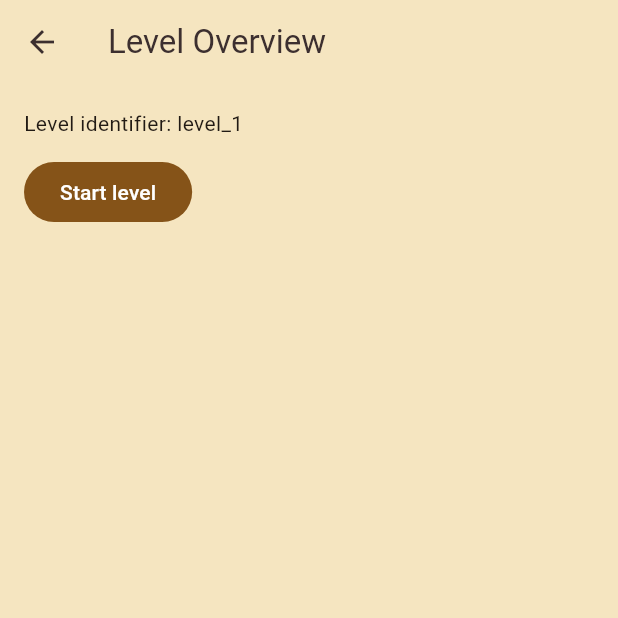
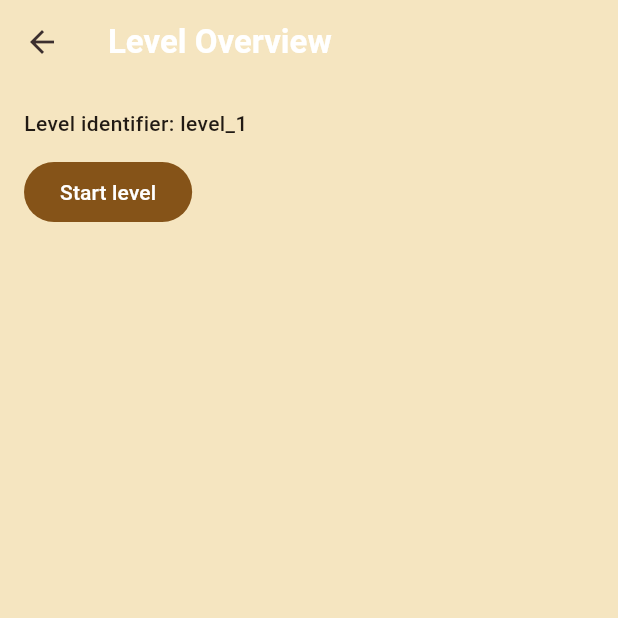
Before and after one commit to Humaneyew/Color-Puzzle-Relax-Game, a Flutter app: the HomePage screen opened by its route, after a tap on an icon or button, on a phone screen of 412 x 824 dp, the top half of it. Run offline on Flutter 3.47's test engine with Material 3 defaults, Android fonts, the phone set to English and light mode, and no system bars; our stand-ins replace equatable, get_it, go_router; Roboto replaces fonts that are missing (SF Pro).

Commit message:
feat: apply SF Pro font across app theme

```diff
--- a/lib/src/core/theme/app_theme.dart
+++ b/lib/src/core/theme/app_theme.dart
@@ -2,6 +2,8 @@ import 'package:flutter/material.dart';
 
 class AppTheme {
   const AppTheme._();
+
+  static const String _fontFamily = 'SF Pro';
 
   static ThemeData get light => ThemeData(
         colorScheme: ColorScheme.fromSeed(
@@ -13,16 +15,34 @@ class AppTheme {
           elevation: 0,
           backgroundColor: Colors.transparent,
           foregroundColor: Color(0xFF3C2F2F),
+          titleTextStyle: TextStyle(
+            fontFamily: _fontFamily,
+            fontWeight: FontWeight.w700,
+            fontSize: 22,
+          ),
         ),
+        fontFamily: _fontFamily,
         textTheme: const TextTheme(
           displayMedium: TextStyle(
-            fontWeight: FontWeight.bold,
+            fontWeight: FontWeight.w700,
             letterSpacing: 1.4,
+          ),
+          titleLarge: TextStyle(
+            fontWeight: FontWeight.w700,
           ),
           titleMedium: TextStyle(
             fontWeight: FontWeight.w600,
             letterSpacing: 0.8,
           ),
+          bodyLarge: TextStyle(
+            fontWeight: FontWeight.w400,
+          ),
+          bodyMedium: TextStyle(
+            fontWeight: FontWeight.w500,
+          ),
+          labelLarge: TextStyle(
+            fontWeight: FontWeight.w500,
+          ),
         ),
         useMaterial3: true,
       );
```
Also changed, not shown: pubspec.yaml (+8 -0 lines).
